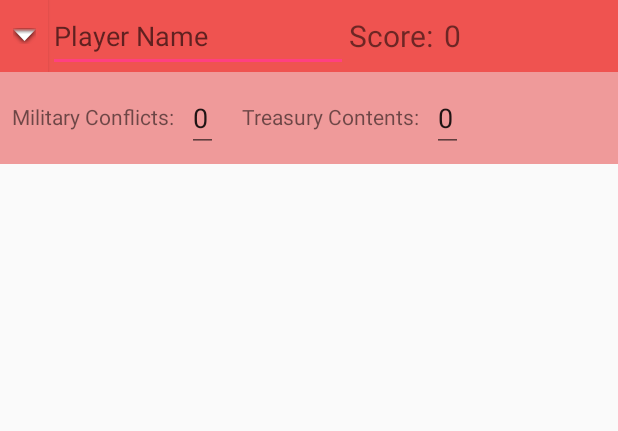
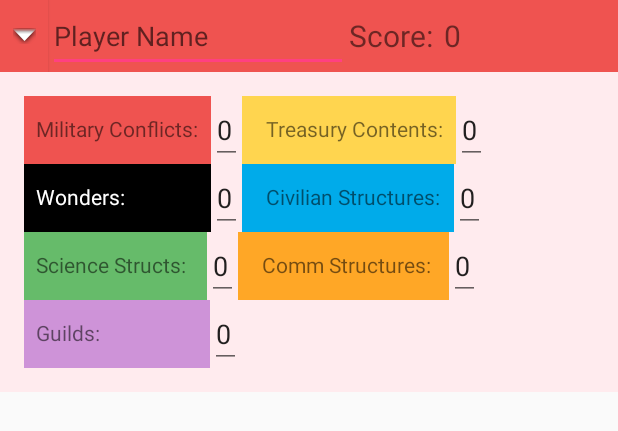
Before and after one commit to MuirDH/BoardGameCalculator, an Android app: the layout activity_seven_wonders.xml on its own in the app's theme, with its tools: preview values and no code run, on a phone screen of 412 x 824 dp. Shown: the top 431 px of the screen. Run offline under Robolectric (Android 15) with nearby library versions, the phone set to English and light mode, and no system bars; plain views replace ExpandableRelativeLayout.

Commit message:
Finish XML layout for 7 wonders score card

```diff
--- a/app/src/main/res/layout/activity_seven_wonders.xml
+++ b/app/src/main/res/layout/activity_seven_wonders.xml
@@ -16,70 +16,141 @@
         <EditText
             android:id="@+id/player1"
             style="@style/PlayerBarNameTextTheme"
-            android:layout_toRightOf="@+id/expandableButton1" />
+            android:layout_toEndOf="@+id/expandableButton1" />
 
         <TextView
             android:id="@+id/score1"
-            android:layout_toRightOf="@+id/player1"
-            style="@style/PlayerBarScoreLabelTheme" />
+            style="@style/PlayerBarScoreLabelTheme"
+            android:layout_toEndOf="@+id/player1" />
 
         <TextView
             android:id="@+id/scoreAmount1"
             style="@style/PlayerBarScoreAmountTheme"
-            android:layout_toRightOf="@id/score1" />
+            android:layout_toEndOf="@id/score1" />
 
     </RelativeLayout>
 
     <com.github.aakira.expandablelayout.ExpandableRelativeLayout
+        android:id="@+id/expandableScoreCalculator1"
         android:layout_width="match_parent"
         android:layout_height="wrap_content"
-        android:id="@+id/expandableScoreCalculator1"
         android:layout_below="@+id/playerBar1"
         android:background="@color/light_red"
-        android:padding="8dp"
+        android:padding="16dp"
         app:ael_expanded="true"
         app:ael_interpolator="bounce"
-        app:ael_orientation="vertical">
+        android:layout_alignParentEnd="true">
 
         <!-- Label and score for Military Conflicts -->
         <TextView
-            android:layout_width="wrap_content"
-            android:layout_height="wrap_content"
             android:id="@+id/militaryConflictsLabel"
+            style="@style/SevenWondersScoreSheetLabelsTheme"
+            android:labelFor="@id/militaryConflictsScore"
             android:text="@string/military_conflicts"
-            android:paddingTop="12dp"
-            android:paddingRight="8dp"
-            android:labelFor="@id/militaryConflictsScore"/>
+            android:background="@color/red" />
 
         <EditText
-            android:layout_width="wrap_content"
-            android:layout_height="wrap_content"
-            android:inputType="numberSigned"
-            android:text="@string/defaultScoreAmount"
-            android:layout_toRightOf="@+id/militaryConflictsLabel"
             android:id="@+id/militaryConflictsScore"
-
-            />
+            style="@style/SevenWondersScoreTheme"
+            android:layout_toEndOf="@+id/militaryConflictsLabel"
+            android:inputType="numberSigned" />
 
         <!-- Label and score for Treasury Contents -->
         <TextView
-            android:layout_width="wrap_content"
-            android:layout_height="wrap_content"
             android:id="@+id/treasuryContentsLabel"
-            android:layout_toRightOf="@id/militaryConflictsScore"
+            style="@style/SevenWondersScoreSheetRightSideTheme"
+            android:layout_toEndOf="@id/militaryConflictsScore"
+            android:labelFor="@+id/treasuryContentsScore"
             android:text="@string/treasury_contents"
-            android:paddingTop="12dp"
-            android:paddingLeft="16dp"
-            android:paddingRight="8dp"
-            android:labelFor="@+id/treasuryContentsScore"/>
+            android:background="@color/amber" />
 
         <EditText
-            android:layout_width="wrap_content"
-            android:layout_height="wrap_content"
             android:id="@+id/treasuryContentsScore"
-            android:inputType="number"
-            android:text="@string/defaultScoreAmount"
-            android:layout_toRightOf="@id/treasuryContentsLabel"/>
+            style="@style/SevenWondersScoreTheme"
+            android:layout_toEndOf="@id/treasuryContentsLabel" />
+
+        <!-- Label and score for Wonders -->
+        <TextView
+            android:id="@+id/wondersLabel"
+            style="@style/SevenWondersScoreSheetLabelsTheme"
+            android:layout_below="@id/militaryConflictsLabel"
+            android:labelFor="@+id/wondersScore"
+            android:paddingEnd="@dimen/wonders_label_right_padding"
+            android:text="@string/wonders"
+            android:background="@android:color/black"
+            android:textColor="@color/white" />
+
+        <EditText
+            android:id="@+id/wondersScore"
+            style="@style/SevenWondersScoreTheme"
+            android:layout_below="@+id/militaryConflictsScore"
+            android:layout_toEndOf="@+id/wondersLabel" />
+
+        <!-- Label and score for Civilian Structures -->
+        <TextView
+            android:id="@+id/civilianStructuresLabel"
+            style="@style/SevenWondersScoreSheetRightSideTheme"
+            android:layout_below="@+id/treasuryContentsLabel"
+            android:layout_toEndOf="@+id/wondersScore"
+            android:labelFor="@id/civilianStructuresScore"
+            android:text="@string/civilianStructures"
+            android:paddingEnd="9dp"
+            android:background="@color/blue" />
+
+        <EditText
+            android:id="@+id/civilianStructuresScore"
+            style="@style/SevenWondersScoreTheme"
+            android:layout_below="@+id/treasuryContentsScore"
+            android:layout_toEndOf="@id/civilianStructuresLabel" />
+
+        <!-- Label and score for Scientific Structures -->
+        <TextView
+            android:id="@+id/scientificStructuresLabel"
+            style="@style/SevenWondersScoreSheetLabelsTheme"
+            android:layout_below="@+id/wondersLabel"
+            android:labelFor="@+id/scientificStructuresScore"
+            android:text="@string/scientific_structures"
+            android:paddingEnd="14dp"
+            android:background="@color/green" />
+
+        <EditText
+            android:id="@+id/scientificStructuresScore"
+            style="@style/SevenWondersScoreTheme"
+            android:layout_below="@id/wondersScore"
+            android:layout_toEndOf="@id/scientificStructuresLabel" />
+
+        <!-- Label and score for Commercial Structures -->
+        <TextView
+            android:id="@+id/commercialStructuresLabel"
+            style="@style/SevenWondersScoreSheetRightSideTheme"
+            android:layout_below="@id/civilianStructuresLabel"
+            android:layout_toEndOf="@+id/scientificStructuresScore"
+            android:labelFor="@+id/commercialStructuresScore"
+            android:text="@string/commercialStructures"
+            android:paddingEnd="12dp"
+            android:background="@color/orange" />
+
+        <EditText
+            android:id="@+id/commercialStructuresScore"
+            style="@style/SevenWondersScoreTheme"
+            android:layout_below="@id/civilianStructuresScore"
+            android:layout_toEndOf="@+id/commercialStructuresLabel" />
+
+        <!-- Label and score for Guilds -->
+        <TextView
+            android:id="@+id/guildsLabel"
+            style="@style/SevenWondersScoreSheetLabelsTheme"
+            android:layout_below="@+id/scientificStructuresLabel"
+            android:labelFor="@+id/guildsScore"
+            android:text="@string/guilds"
+            android:paddingEnd="73dp"
+            android:background="@color/purple" />
+
+        <EditText
+            android:id="@+id/guildsScore"
+            style="@style/SevenWondersScoreTheme"
+            android:layout_below="@+id/scientificStructuresScore"
+            android:layout_toEndOf="@+id/guildsLabel" />
 
     </com.github.aakira.expandablelayout.ExpandableRelativeLayout>
 
--- a/app/src/main/res/values/colors.xml
+++ b/app/src/main/res/values/colors.xml
@@ -7,5 +7,9 @@
     <color name="white">#ffffff</color>
     <color name="blue">#00abea</color>
     <color name="red">#ef5350</color>
-    <color name="light_red">#ef9a9a</color>
+    <color name="light_red">#ffebee</color>
+    <color name="amber">#ffd54f</color>
+    <color name="green">#66bb6a</color>
+    <color name="orange">#ffa726</color>
+    <color name="purple">#ce93d8</color>
 </resources>
--- a/app/src/main/res/values/dimens.xml
+++ b/app/src/main/res/values/dimens.xml
@@ -6,4 +6,10 @@
     <dimen name="player_bar_right_padding">8dp</dimen>
     <dimen name="player_bar_name_width">200dp</dimen>
     <dimen name="score_text_size">20sp</dimen>
+    <dimen name="seven_wonders_label_bottom_padding">14dp</dimen>
+    <dimen name="seven_wonders_label_right_padding">8dp</dimen>
+    <dimen name="seven_wonders_label_top_padding">12dp</dimen>
+    <dimen name="seven_wonders_label_left_padding">16dp</dimen>
+    <dimen name="wonders_label_right_padding">57dp</dimen>
+    <dimen name="seven_wonders_label_left_padding_8">8dp</dimen>
 </resources>
--- a/app/src/main/res/values/strings.xml
+++ b/app/src/main/res/values/strings.xml
@@ -19,4 +19,9 @@
     <string name="defaultScoreAmount">0</string>
     <string name="military_conflicts">Military Conflicts:</string>
     <string name="treasury_contents">Treasury Contents:</string>
+    <string name="wonders">Wonders:</string>
+    <string name="civilianStructures">Civilian Structures:</string>
+    <string name="scientific_structures">Science Structs:</string>
+    <string name="commercialStructures">Comm Structures:</string>
+    <string name="guilds">Guilds:</string>
 </resources>
--- a/app/src/main/res/values/styles.xml
+++ b/app/src/main/res/values/styles.xml
@@ -21,39 +21,59 @@
         <item name="android:background">@color/red</item>
     </style>
 
-    <style name="PlayerBarButtonTheme">
+    <style name="PlayerBarParentTheme">
+        <item name="android:layout_height">match_parent</item>"
+        <item name="android:paddingEnd">@dimen/player_bar_right_padding</item>
+    </style>
+
+    <style name="PlayerBarButtonTheme" parent="PlayerBarParentTheme">
         <item name="android:layout_width">@dimen/player_bar_button_width</item>
-        <item name="android:layout_height">match_parent</item>
         <item name="android:background">@color/red</item>
         <item name="android:drawableRight">@android:drawable/arrow_down_float</item>
-        <item name="android:paddingRight">@dimen/player_bar_right_padding</item>
     </style>
 
-    <style name="PlayerBarNameTextTheme">
+    <style name="PlayerBarNameTextTheme" parent="PlayerBarParentTheme">
         <item name="android:layout_width">@dimen/player_bar_name_width</item>
-        <item name="android:layout_height">match_parent</item>
         <item name="android:hint">@string/player_name</item>
         <item name="android:inputType">textPersonName</item>
-        <item name="android:paddingRight">@dimen/player_bar_right_padding</item>
     </style>
 
-    <style name="PlayerBarScoreLabelTheme">
+    <style name="PlayerBarScoreLabelTheme" parent="PlayerBarParentTheme">
         <item name="android:layout_width">wrap_content</item>
-        <item name="android:layout_height">match_parent</item>
         <item name="android:gravity">center</item>
-        <item name="android:paddingRight">@dimen/player_bar_right_padding</item>
         <item name="android:text">@string/score</item>
         <item name="android:textSize">@dimen/score_text_size</item>
     </style>
 
-    <style name="PlayerBarScoreAmountTheme">
+    <style name="PlayerBarScoreAmountTheme" parent="PlayerBarParentTheme">
         <item name="android:layout_width">wrap_content</item>
-        <item name="android:layout_height">match_parent</item>
         <item name="android:gravity">center</item>
-        <item name="android:paddingRight">@dimen/player_bar_right_padding</item>
         <item name="android:text">@string/defaultScoreAmount</item>
         <item name="android:textSize">@dimen/score_text_size</item>
     </style>
 
+    <!-- Themes for 7 Wonders Score sheet -->
+    <!-- Label Themes -->
+    <style name="SevenWondersScoreSheetLabelsTheme">
+        <item name="android:layout_width">wrap_content</item>
+        <item name="android:layout_height">wrap_content</item>
+        <item name="android:paddingBottom">@dimen/seven_wonders_label_bottom_padding</item>
+        <item name="android:paddingEnd">@dimen/seven_wonders_label_right_padding</item>
+        <item name="android:paddingTop">@dimen/seven_wonders_label_top_padding</item>
+        <item name="android:paddingStart">@dimen/seven_wonders_label_left_padding_8</item>
+    </style>
+
+    <style name="SevenWondersScoreSheetRightSideTheme" parent="SevenWondersScoreSheetLabelsTheme">
+        <item name="android:paddingStart">@dimen/seven_wonders_label_left_padding</item>
+    </style>
+
+    <!-- Score Themes -->
+    <style name="SevenWondersScoreTheme">
+        <item name="android:layout_width">wrap_content</item>
+        <item name="android:layout_height">wrap_content</item>
+        <item name="android:text">@string/defaultScoreAmount</item>
+        <item name="android:inputType">number</item>
+    </style>
+
 
 </resources>
```
